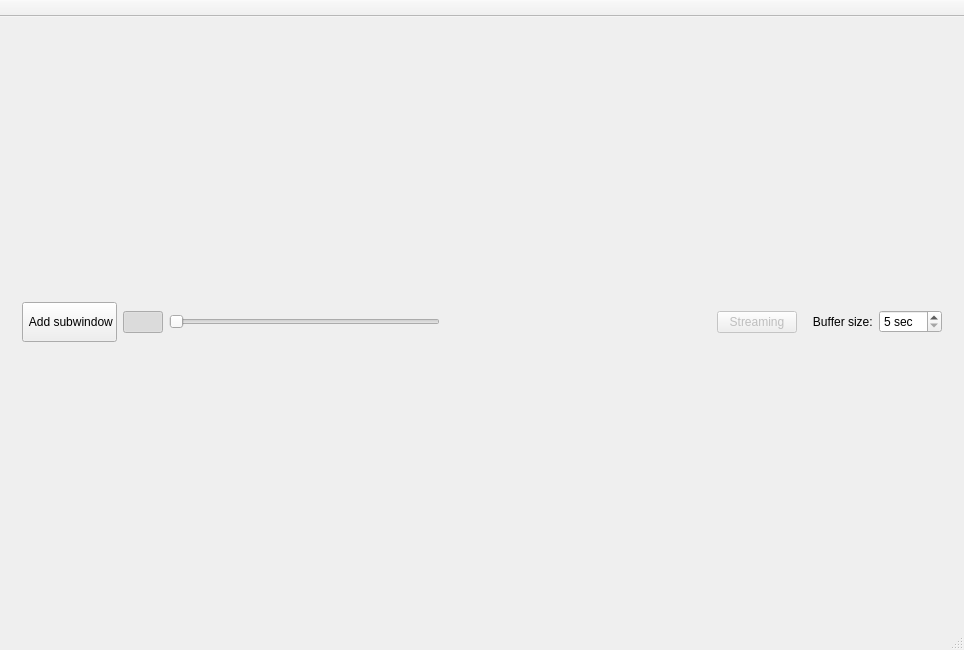
ziparker/PlotJuggler, file plotter_gui/mainwindow.ui: the form before one commit.
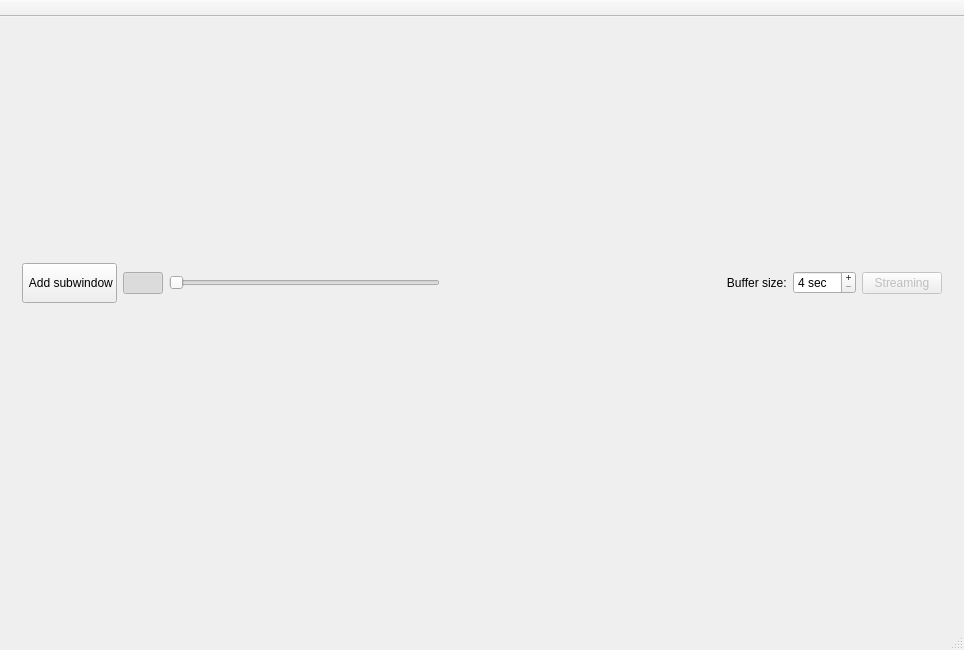
The form after the commit. Icons and pictures are not drawn.

```diff
--- a/plotter_gui/mainwindow.ui
+++ b/plotter_gui/mainwindow.ui
@@ -157,19 +157,6 @@
             </property>
            </spacer>
           </item>
-          <item>
-           <widget class="QPushButton" name="pushButtonStreaming">
-            <property name="enabled">
-             <bool>false</bool>
-            </property>
-            <property name="text">
-             <string>Streaming</string>
-            </property>
-            <property name="checkable">
-             <bool>true</bool>
-            </property>
-           </widget>
-          </item>
           <item>
            <widget class="QLabel" name="streamingLabel">
             <property name="text">
@@ -182,15 +169,40 @@
             <property name="focusPolicy">
              <enum>Qt::NoFocus</enum>
             </property>
+            <property name="buttonSymbols">
+             <enum>QAbstractSpinBox::PlusMinus</enum>
+            </property>
+            <property name="accelerated">
+             <bool>false</bool>
+            </property>
+            <property name="correctionMode">
+             <enum>QAbstractSpinBox::CorrectToPreviousValue</enum>
+            </property>
             <property name="suffix">
              <string> sec</string>
             </property>
             <property name="minimum">
-             <number>5</number>
+             <number>4</number>
             </property>
             <property name="maximum">
              <number>20</number>
             </property>
+            <property name="value">
+             <number>4</number>
+            </property>
+           </widget>
+          </item>
+          <item>
+           <widget class="QPushButton" name="pushButtonStreaming">
+            <property name="enabled">
+             <bool>false</bool>
+            </property>
+            <property name="text">
+             <string>Streaming</string>
+            </property>
+            <property name="checkable">
+             <bool>true</bool>
+            </property>
            </widget>
           </item>
          </layout>
@@ -201,7 +213,14 @@
     </item>
    </layout>
   </widget>
-  <widget class="QStatusBar" name="statusBar"/>
+  <widget class="QStatusBar" name="statusBar">
+   <property name="minimumSize">
+    <size>
+     <width>300</width>
+     <height>100</height>
+    </size>
+   </property>
+  </widget>
   <widget class="QToolBar" name="mainToolBar">
    <property name="minimumSize">
     <size>
```
